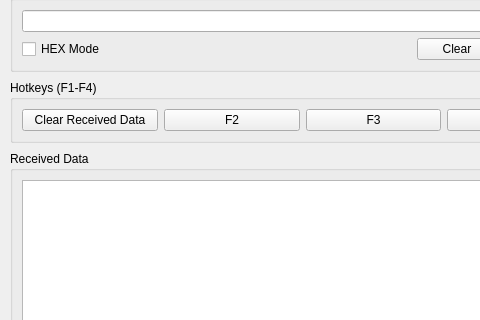
Above: ui/main_window.ui from iFishin/SCOM-X before the change; both pictures show x 0 to 480 and y 231 to 551 of the 1200 by 800 pixel window. Below: the same form after it.
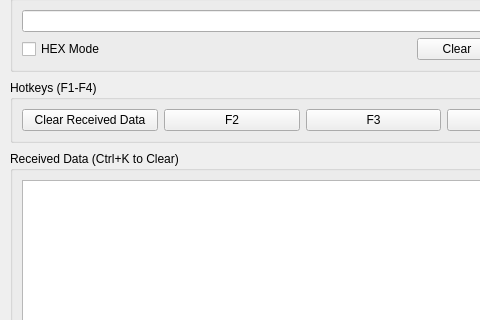
That is the form after the change. Icons and pictures are not drawn.

Commit message:
feat: 实现终端风格的接收区编辑器
- 创建自定义 TerminalTextEdit 类，继承 QPlainTextEdit
- 支持终端风格快捷键：
  * Ctrl+K: 清空所有内容
  * Ctrl+Z: 撤销
  * Ctrl+Y: 重做
  * Ctrl+Return: 发送当前行指令
- receiveArea 改为可编辑，用户可以直接在接收区输入和编辑
- 接收的数据会自动追加到文本区（不清空历史）
- 支持终端命令的完整输入和编辑
- 添加单色字体 (Courier New) 实现终端风格外观

Patch:
```diff
--- a/ui/main_window.ui
+++ b/ui/main_window.ui
@@ -275,7 +275,7 @@
       <item>
        <widget class="QGroupBox" name="receivedDataGroupBox">
         <property name="title">
-         <string>Received Data</string>
+         <string>Received Data (Ctrl+K to Clear)</string>
         </property>
         <layout class="QVBoxLayout" name="receivedDataLayout">
          <item>
```
Left out of the diff: 4 changed lines with no effect on the pictures. The commit also changes 2 other files.
